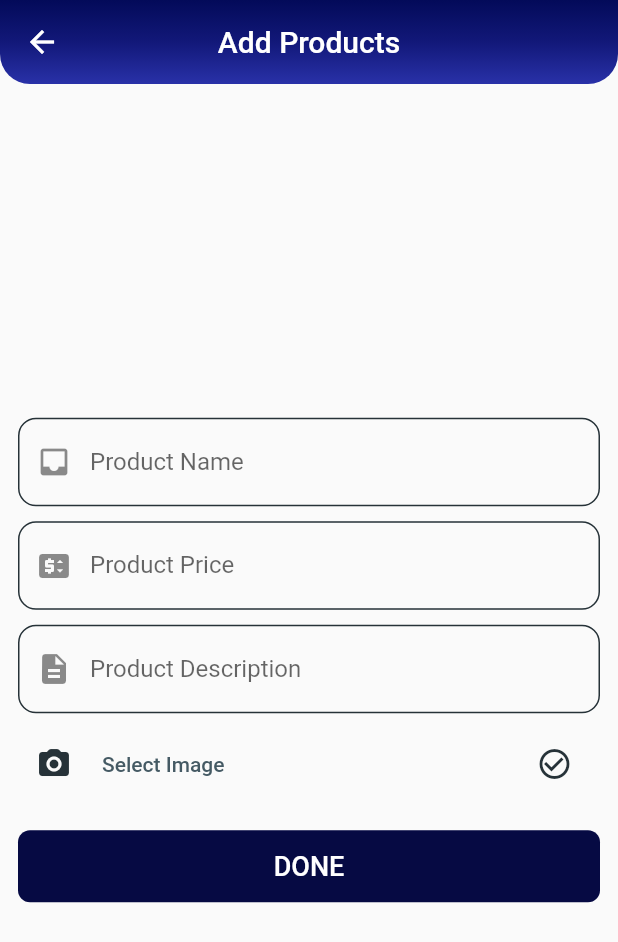
After one commit to MoHourani01/SportCenterPorject, a Flutter app: the AddProductsScreen screen opened directly, after a tap on the "camera alt" icon, on a phone screen of 412 x 824 dp. The commit adds this screen. Shown: the top 942 px of the screen. Run offline on Flutter 3.47's test engine with Material 2 defaults, Android fonts, the phone set to English and light mode, and no system bars; our stand-ins replace bloc, carousel_slider, cloud_firestore, conditional_builder_null_safety, curved_navigation_bar, dio and 12 more; missing offline and left inert: open_app_file; accounts and stored records are empty.

Commit message:
add products ui

```diff
--- /dev/null
+++ b/sport_center_project/lib/Screens/profile/add_products_admin/add_products_admin.dart
@@ -0,0 +1,218 @@
+import 'dart:io';
+
+import 'package:flutter/material.dart';
+import 'package:fluttertoast/fluttertoast.dart';
+import 'package:image_picker/image_picker.dart';
+import 'package:sport_center_project/Screens/MainNavBar/main_navigation_bar.dart';
+import 'package:sport_center_project/Screens/product_component/product_service/product_service.dart';
+import 'package:sport_center_project/Screens/profile/profile_services/profile_services.dart';
+import 'package:sport_center_project/models/product_model.dart';
+import 'package:sport_center_project/shared/component/component.dart';
+import 'package:uuid/uuid.dart';
+
+class AddProductsScreen extends StatefulWidget {
+  @override
+  State<AddProductsScreen> createState() => _AddProductsScreenState();
+}
+
+class _AddProductsScreenState extends State<AddProductsScreen> {
+  // const AddProductsScreen({Key? key}) : super(key: key);
+  TextEditingController productName = TextEditingController();
+
+  TextEditingController productPrice = TextEditingController();
+
+  TextEditingController productDescription = TextEditingController();
+
+  File? imageFile;
+
+  ImagePicker picker = ImagePicker();
+
+  final ProductService postService = ProductService();
+
+  bool selectImageColor = false;
+  String selectedImageUrl = '';
+  bool selectFileColor = false;
+
+  final ProfileService _filesUploadService = ProfileService();
+
+  @override
+  Widget build(BuildContext context) {
+    return SafeArea(
+      child: Scaffold(
+        appBar: AppBar(
+          centerTitle: true,
+          title: Text(
+            'Add Products',
+          ),
+          elevation: 0.0,
+          backgroundColor: Colors.transparent,
+          flexibleSpace: Container(
+            decoration: BoxDecoration(
+              borderRadius: BorderRadius.only(
+                bottomLeft: Radius.circular(20.0),
+                bottomRight: Radius.circular(20.0),
+              ),
+              gradient: LinearGradient(
+                colors: [
+                  Color(0xFF030A59),
+                  Color(0xFF121879),
+                  Color(0xFF2931A8),
+                ],
+                begin: AlignmentDirectional.topCenter,
+                end: Alignment.bottomCenter,
+              ),
+            ),
+          ),
+        ),
+        body: Center(
+          child: SingleChildScrollView(
+            child: Padding(
+              padding: const EdgeInsets.all(12.0),
+              child: Column(
+                children: [
+                  defaultLoginFormField(controller: productName,
+                      type: TextInputType.text,
+                      labelText: 'Product Name',
+                      validate: (String value) {
+                        if (value.isEmpty) {
+                          return 'please enter email address!';
+                        }
+                        return null;
+                      },
+                      prefix: Icons.inbox),
+                  SizedBox(
+                    height: 10,
+                  ),
+                  defaultLoginFormField(
+                      controller: productPrice,
+                      type: TextInputType.text,
+                      labelText: 'Product Price',
+                      validate: (String value) {
+                        if (value.isEmpty) {
+                          return 'please enter email address!';
+                        }
+                        return null;
+                      },
+                      prefix: Icons.price_change),
+                  SizedBox(
+                    height: 10,
+                  ),
+                  defaultLoginFormField(
+                      controller: productDescription,
+                      type: TextInputType.text,
+                      labelText: 'Product Description',
+                      validate: (String value) {
+                        if (value.isEmpty) {
+                          return 'please enter email address!';
+                        }
+                        return null;
+                      },
+                      prefix: Icons.description),
+                  SizedBox(
+                    height: 10,
+                  ),
+                  Row(
+                    children: [
+                      IconButton(
+                          onPressed: () async {
+                            await chooseSubjectImage(ImageSource.camera);
+                            if (imageFile != null) {
+                              selectedImageUrl = await _filesUploadService
+                                  .fileUpload(imageFile!, 'UsersImage')
+                                  .whenComplete(() {
+                                setState(() {
+                                  selectImageColor = !selectImageColor;
+                                });
+                              });
+                            }
+                          },
+                          icon: Icon(
+                            Icons.camera_alt_rounded,
+                            color: Colors.blueGrey.shade900.withOpacity(1),
+                          )),
+                      TextButton(
+                        onPressed: () async {
+                          await chooseSubjectImage(ImageSource.gallery);
+                          if (imageFile != null) {
+                            selectedImageUrl = await _filesUploadService
+                                .fileUpload(imageFile!, 'UsersImage')
+                                .whenComplete(() {
+                              setState(() {
+                                selectImageColor = !selectImageColor;
+                              });
+                            });
+                          }
+                        },
+                        child: Text(
+                          "Select Image",
+                          style: TextStyle(
+                              color: Colors.blueGrey.shade700.withOpacity(1)),
+                        ),
+                      ),
+                      SizedBox(
+                        width: 200,
+                      ),
+                      Icon(
+                        selectImageColor == false
+                            ? Icons.check_circle_outline
+                            : Icons.check_circle,
+                        color: Colors.blueGrey.shade900.withOpacity(1),
+                      )
+                    ],
+                  ),
+                  SizedBox(height: 20,),
+                  defaultLoginButton(
+                    radius: 8.0,
+                      fontSize: 18,
+                      backround: Color(0xFD040842),
+                      function: () async {
+                        var id = Uuid().v4();
+                        var model = ProductsModel(
+                            productId: id,
+                            name: productName.text,
+                            price: productPrice.text,
+                            description: productDescription.text,
+                            // time: Timestamp.now(),
+                            image: selectedImageUrl);
+                        if (productDescription.text == '') {
+                          Fluttertoast.showToast(msg: 'Fill the description');
+                        } else {
+                          await postService
+                              .add_Products(model, 'products')
+                              .whenComplete(() {
+                            navigators.navigatorWithBack(context, MainNavigationBar());
+                          });
+                        }
+                      },
+                      text: "done")
+                ],
+              ),
+            ),
+          ),
+        ),
+      ),
+    );
+  }
+
+  chooseSubjectImage(ImageSource source) async {
+    final pickedFile = await picker.pickImage(source: source);
+    if (pickedFile!.path.isEmpty) {
+      retrieveLostData();
+    } else {
+      setState(() {
+        imageFile = File(pickedFile.path);
+      });
+    }
+  }
+
+  Future<void> retrieveLostData() async {
+    final LostData response = await picker.getLostData();
+    if (response.file != null) {
+      setState(() {
+        imageFile = File(response.file!.path);
+      });
+    } else {
+      // log('response.file : ${response.file}');
+    }
+  }
+}
--- a/sport_center_project/lib/Screens/profile/profile_screen.dart
+++ b/sport_center_project/lib/Screens/profile/profile_screen.dart
@@ -8,6 +8,7 @@ import 'package:flutter/material.dart';
 import 'package:fluttertoast/fluttertoast.dart';
 import 'package:image_picker/image_picker.dart';
 import 'package:sport_center_project/Screens/profile/about_us.dart';
+import 'package:sport_center_project/Screens/profile/add_products_admin/add_products_admin.dart';
 import 'package:sport_center_project/Screens/profile/chatbot/chatbot_screen.dart';
 import 'package:sport_center_project/Screens/profile/profile_components/add_products.dart';
 import 'package:sport_center_project/Screens/profile/profile_components/checkout.dart';
@@ -189,7 +190,7 @@ class _ProfileScreenState extends State<ProfileScreen> {
                                 child: ListTile(
                                   onTap: () {
                                     navigators.navigatorWithBack(
-                                        context, about());
+                                        context, AddProductsScreen());
                                   },
                                   trailing: Icon(
                                     Icons.navigate_next,
--- a/sport_center_project/lib/shared/component/component.dart
+++ b/sport_center_project/lib/shared/component/component.dart
@@ -7,7 +7,7 @@ Widget defaultLoginFormField({
   Function(dynamic)? onSubmit,
   Function(dynamic)? onChanged,
   //Function? onTap,
-  required String hintText,
+  String? hintText,
   required String labelText,
   required Function validate,
   required IconData prefix,
```
